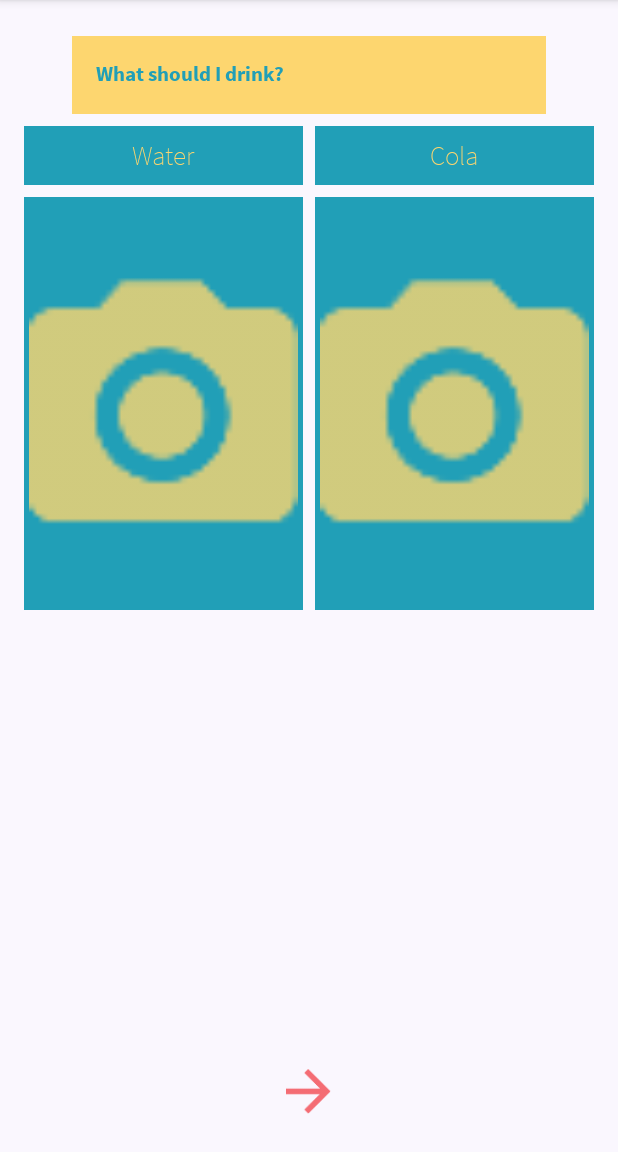
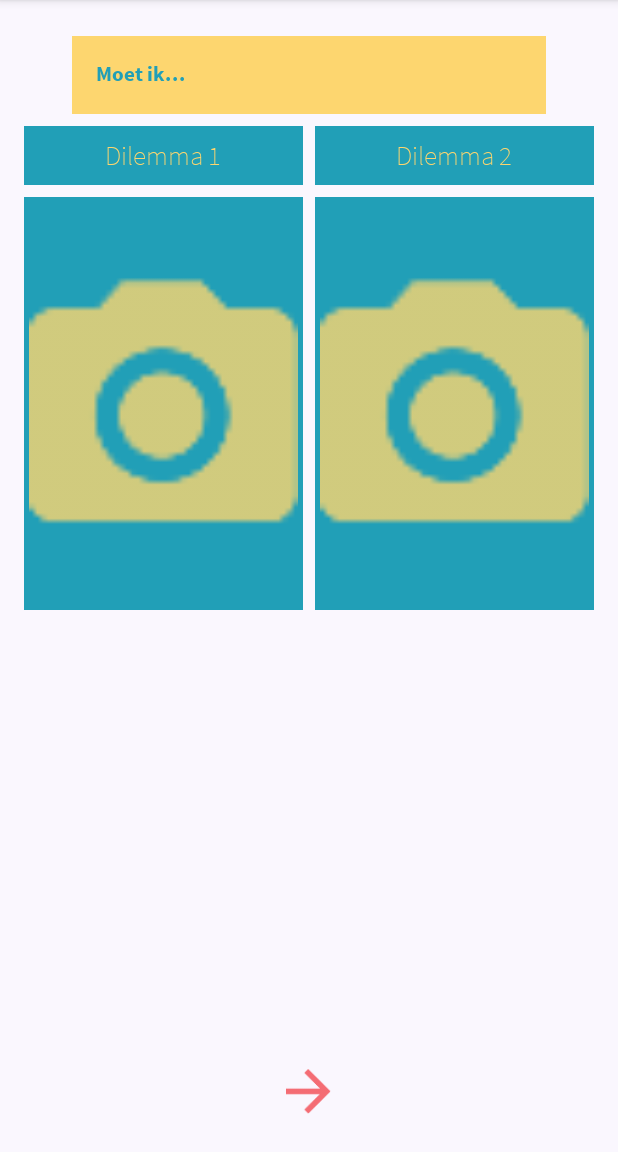
Before and after one commit to nevrborn/Kiespijn, an Android app: the CreateDilemmaFragment screen opened directly, with no data from a screen before it, on a phone screen of 412 x 824 dp, the part 84-1236 px from its top. Run offline under Robolectric (Android 15) with nearby library versions, the light colour scheme and no system bars.

```diff
--- a/app/src/main/java/com/bnnvara/kiespijn/CreateDilemmaPage/CreateDilemmaFragment.java
+++ b/app/src/main/java/com/bnnvara/kiespijn/CreateDilemmaPage/CreateDilemmaFragment.java
@@ -82,10 +82,6 @@ public class CreateDilemmaFragment extends Fragment {
         mImageViewA = (ImageView) view.findViewById(R.id.image_view_option_1_take_picture);
         mImageViewB = (ImageView) view.findViewById(R.id.image_view_option_2_take_picture);
         mNextButton = (Button) view.findViewById(R.id.button_next_create_dilemma);
-
-        mDilemmaTitle.setText("What should I drink?");
-        mOptionAText.setText("Water");
-        mOptionBText.setText("Cola");
 
         // FONT setup
         Typeface source_sans_extra_light = Typeface.createFromAsset(getContext().getAssets(), "fonts/SourceSansPro-ExtraLight.ttf");
```
Also changed, not shown: app/src/main/AndroidManifest.xml (+4 -4 lines), app/src/main/java/com/bnnvara/kiespijn/Login/LoginFragment.java (+10 -2 lines).
